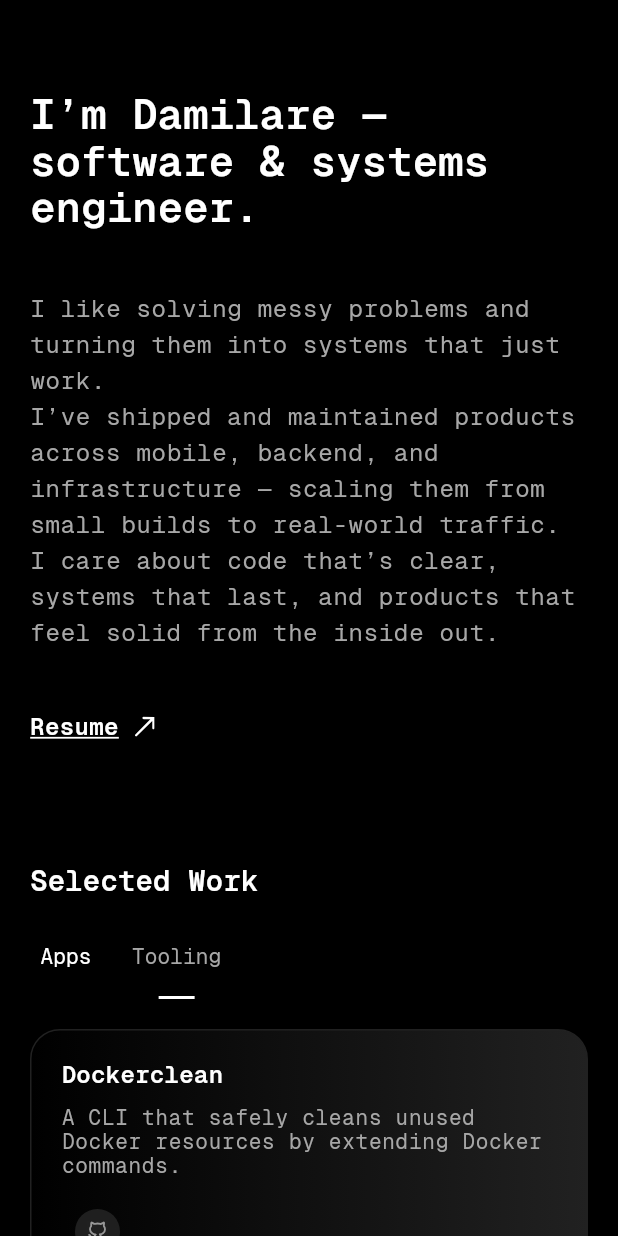
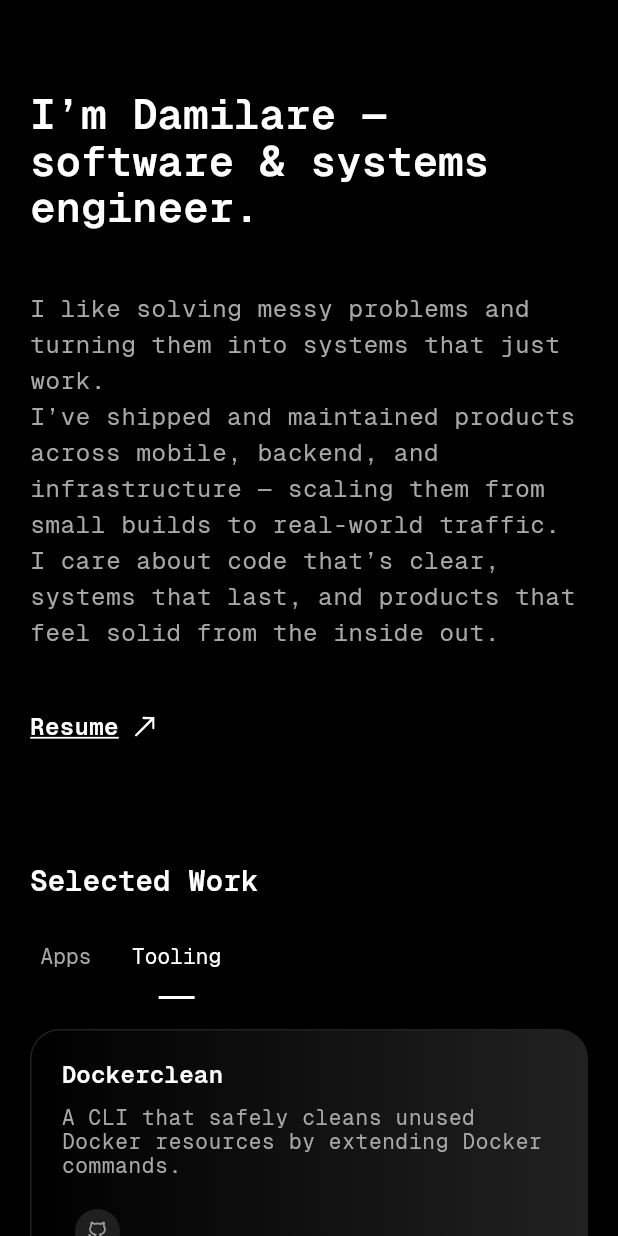
Before and after one commit to pozadkey/pozadkey-v3, a Flutter app: the screen it shows after launch, after a tap on "Tooling", on a phone screen of 412 x 824 dp. Run offline on Flutter 3.47's test engine with Material 3 defaults, Android fonts, the phone set to English and light mode, and no system bars; our stand-ins replace flutter_riverpod, flutter_svg, font_awesome_flutter.

Commit message:
fix(projects): active state change in projects

```diff
--- a/lib/widgets/tab/tab.dart
+++ b/lib/widgets/tab/tab.dart
@@ -32,6 +32,14 @@ class _TabItemsState extends State<TabItems> {
   }
 
   @override
+  void didUpdateWidget(TabItems oldWidget) {
+    super.didUpdateWidget(oldWidget);
+    if (oldWidget.initialColor != widget.initialColor) {
+      currentColor = widget.initialColor;
+    }
+  }
+
+  @override
   Widget build(BuildContext context) {
     final navFont = Theme.of(context)
         .textTheme
```
